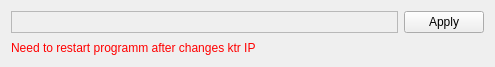
Before: the Qt Designer form src/view/core/KtrAdressControl.ui in nevaeh82/arm_od, drawn with Qt 5.
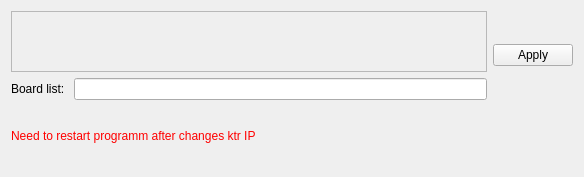
After: the same form once the commit is applied. Custom widgets are drawn as their Qt base class.

```diff
--- a/src/view/core/KtrAdressControl.ui
+++ b/src/view/core/KtrAdressControl.ui
@@ -6,8 +6,8 @@
    <rect>
     <x>0</x>
     <y>0</y>
-    <width>495</width>
-    <height>67</height>
+    <width>584</width>
+    <height>177</height>
    </rect>
   </property>
   <property name="sizePolicy">
@@ -20,17 +20,7 @@
    <string>Form</string>
   </property>
   <layout class="QGridLayout" name="gridLayout">
-   <item row="0" column="0">
-    <widget class="IpAddressControl" name="ipframe">
-     <property name="frameShape">
-      <enum>QFrame::StyledPanel</enum>
-     </property>
-     <property name="frameShadow">
-      <enum>QFrame::Raised</enum>
-     </property>
-    </widget>
-   </item>
-   <item row="0" column="1">
+   <item row="0" column="2" rowspan="2">
     <widget class="QPushButton" name="pushButton">
      <property name="sizePolicy">
       <sizepolicy hsizetype="Maximum" vsizetype="Maximum">
@@ -43,7 +33,27 @@
      </property>
     </widget>
    </item>
-   <item row="1" column="0" colspan="2">
+   <item row="1" column="1">
+    <widget class="QLineEdit" name="leBoardList"/>
+   </item>
+   <item row="1" column="0">
+    <widget class="QLabel" name="label">
+     <property name="text">
+      <string>Board list: </string>
+     </property>
+    </widget>
+   </item>
+   <item row="0" column="0" colspan="2">
+    <widget class="IpAddressControl" name="ipframe">
+     <property name="frameShape">
+      <enum>QFrame::StyledPanel</enum>
+     </property>
+     <property name="frameShadow">
+      <enum>QFrame::Raised</enum>
+     </property>
+    </widget>
+   </item>
+   <item row="2" column="0" colspan="3">
     <widget class="QLabel" name="labelAlarm">
      <property name="styleSheet">
       <string notr="true">color: rgb(255, 0, 0);</string>
```
